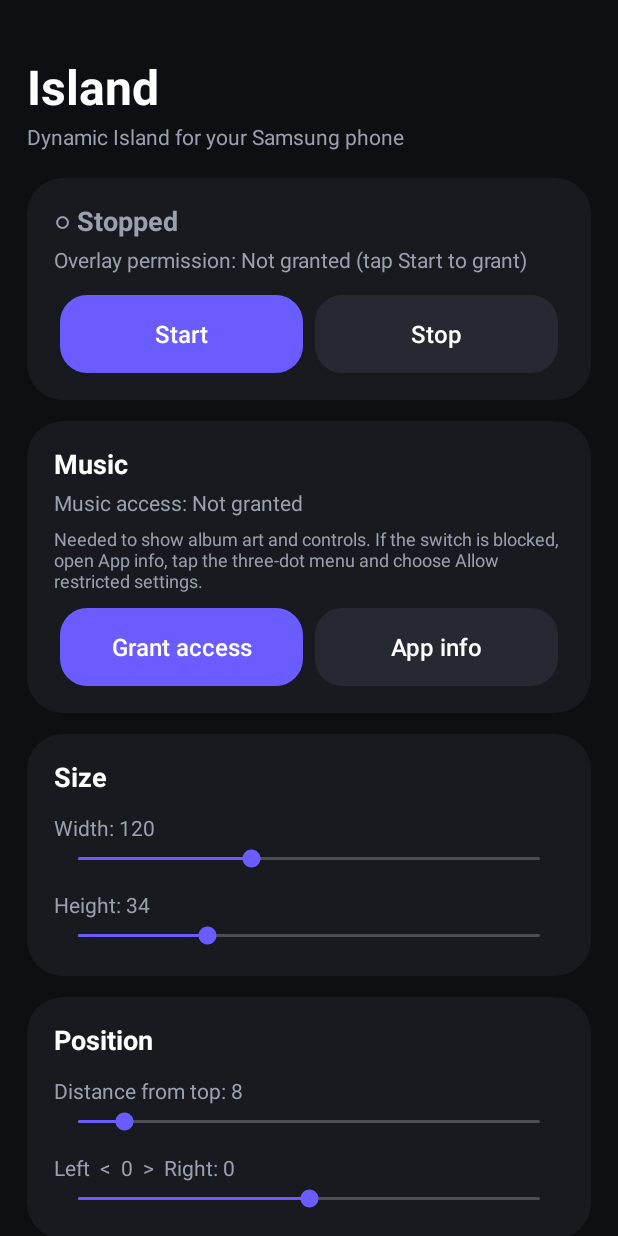
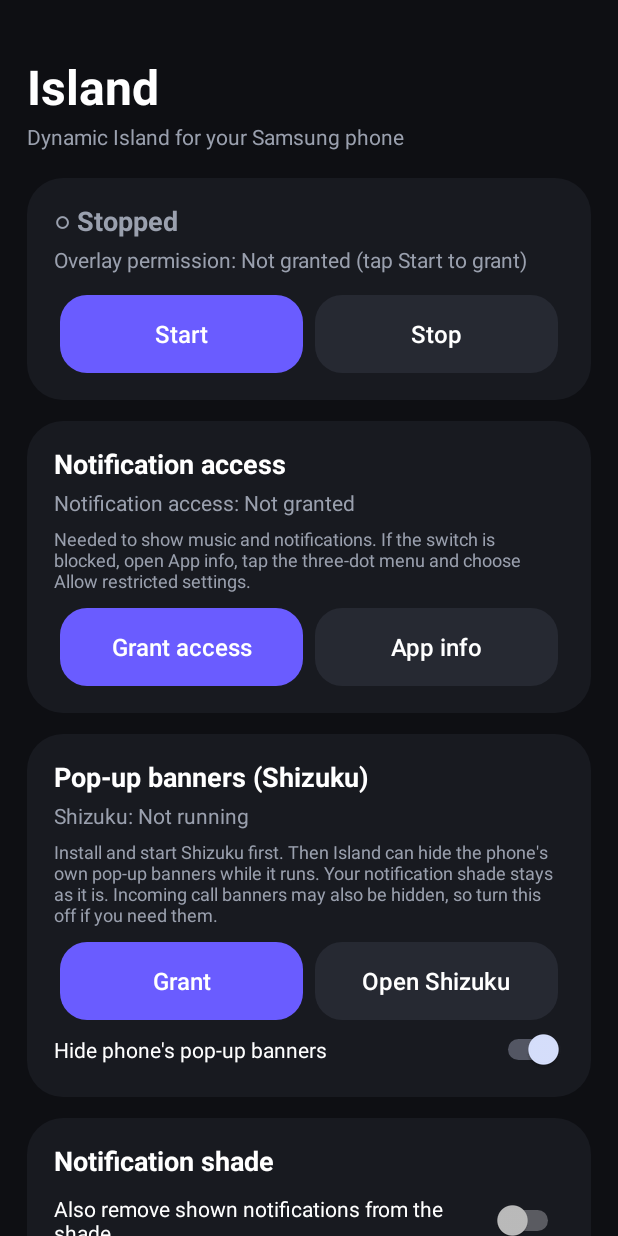
Before and after one commit to ahmedrafayet44-pixel/island-Pro, an Android app: the screen it shows after launch (MainActivity), on a phone screen of 412 x 824 dp. Run offline under Robolectric (Android 15) with nearby library versions, the phone set to English and light mode, and no system bars; libraries missing offline, so code that uses them is left out: rikka.shizuku; 1 statement that could not run was skipped.

Commit message:
Update MainActivity.kt

```diff
--- a/app/src/main/java/com/example/islandpro/MainActivity.kt
+++ b/app/src/main/java/com/example/islandpro/MainActivity.kt
@@ -17,7 +17,9 @@ import android.widget.Button
 import android.widget.LinearLayout
 import android.widget.ScrollView
 import android.widget.SeekBar
+import android.widget.Switch
 import android.widget.TextView
+import android.widget.Toast
 
 class MainActivity : Activity() {
 
@@ -32,6 +34,7 @@ class MainActivity : Activity() {
     private lateinit var statusText: TextView
     private lateinit var permText: TextView
     private lateinit var musicStatus: TextView
+    private lateinit var shizukuStatus: TextView
 
     private fun dp(v: Int) = (v * resources.displayMetrics.density).toInt()
 
@@ -70,23 +73,23 @@ class MainActivity : Activity() {
         statusCard.addView(row)
         root.addView(statusCard)
 
-        // Music card
-        val musicCard = card()
-        musicCard.addView(label("Music", 18f, textMain, true))
+        // Notification access card
+        val accessCard = card()
+        accessCard.addView(label("Notification access", 18f, textMain, true))
         musicStatus = label("", 14f, textDim, false).apply { setPadding(0, dp(4), 0, 0) }
-        musicCard.addView(musicStatus)
-        musicCard.addView(
+        accessCard.addView(musicStatus)
+        accessCard.addView(
             label(
-                "Needed to show album art and controls. If the switch is blocked, " +
+                "Needed to show music and notifications. If the switch is blocked, " +
                     "open App info, tap the three-dot menu and choose Allow restricted settings.",
                 12f, textDim, false
             ).apply { setPadding(0, dp(6), 0, dp(10)) }
         )
-        val musicRow = LinearLayout(this).apply { orientation = LinearLayout.HORIZONTAL }
-        musicRow.addView(actionButton("Grant access", true) {
+        val accessRow = LinearLayout(this).apply { orientation = LinearLayout.HORIZONTAL }
+        accessRow.addView(actionButton("Grant access", true) {
             startActivity(Intent(Settings.ACTION_NOTIFICATION_LISTENER_SETTINGS))
         }, buttonParams())
-        musicRow.addView(actionButton("App info", false) {
+        accessRow.addView(actionButton("App info", false) {
             startActivity(
                 Intent(
                     Settings.ACTION_APPLICATION_DETAILS_SETTINGS,
@@ -94,8 +97,61 @@ class MainActivity : Activity() {
                 )
             )
         }, buttonParams())
-        musicCard.addView(musicRow)
-        root.addView(musicCard)
+        accessCard.addView(accessRow)
+        root.addView(accessCard)
+
+        // Shizuku card
+        val shizukuCard = card()
+        shizukuCard.addView(label("Pop-up banners (Shizuku)", 18f, textMain, true))
+        shizukuStatus = label("", 14f, textDim, false).apply { setPadding(0, dp(4), 0, 0) }
+        shizukuCard.addView(shizukuStatus)
+        shizukuCard.addView(
+            label(
+                "Install and start Shizuku first. Then Island can hide the phone's own " +
+                    "pop-up banners while it runs. Your notification shade stays as it is. " +
+                    "Incoming call banners may also be hidden, so turn this off if you need them.",
+                12f, textDim, false
+            ).apply { setPadding(0, dp(6), 0, dp(10)) }
+        )
+        val shizukuRow = LinearLayout(this).apply { orientation = LinearLayout.HORIZONTAL }
+        shizukuRow.addView(actionButton("Grant", true) {
+            ShizukuHelper.requestPermission(100)
+            refreshLater()
+        }, buttonParams())
+        shizukuRow.addView(actionButton("Open Shizuku", false) {
+            val i = packageManager.getLaunchIntentForPackage("moe.shizuku.privileged.api")
+            if (i != null) {
+                startActivity(i)
+            } else {
+                Toast.makeText(this, "Shizuku app is not installed", Toast.LENGTH_SHORT).show()
+            }
+        }, buttonParams())
+        shizukuCard.addView(shizukuRow)
+        shizukuCard.addView(
+            makeSwitch("Hide phone's pop-up banners", "hide_popups", true) { checked ->
+                if (IslandService.running) {
+                    val ctx = applicationContext
+                    Thread { ShizukuHelper.setHeadsUp(ctx, !checked) }.start()
+                }
+            }
+        )
+        root.addView(shizukuCard)
+
+        // Shade card (fallback without Shizuku)
+        val shadeCard = card()
+        shadeCard.addView(label("Notification shade", 18f, textMain, true))
+        shadeCard.addView(
+            makeSwitch("Also remove shown notifications from the shade", "hide_sys", false)
+        )
+        shadeCard.addView(
+            label(
+                "Off keeps everything in the phone's shade as normal. Turn on only if " +
+                    "you do not use Shizuku and want no duplicate banners. Reply may not " +
+                    "work in some apps once a notification is removed.",
+                12f, textDim, false
+            ).apply { setPadding(0, dp(6), 0, 0) }
+        )
+        root.addView(shadeCard)
 
         // Size card
         val sizeCard = card()
@@ -146,6 +202,11 @@ class MainActivity : Activity() {
         if (IslandService.running && !IslandService.mediaReady && listenerEnabled()) {
             startForegroundService(Intent(this, IslandService::class.java))
         }
+        // If Island was killed while pop-ups were hidden, bring them back
+        if (!IslandService.running && prefs.getBoolean("headsup_off", false)) {
+            val ctx = applicationContext
+            Thread { ShizukuHelper.setHeadsUp(ctx, true) }.start()
+        }
     }
 
     private fun listenerEnabled(): Boolean {
@@ -168,14 +229,20 @@ class MainActivity : Activity() {
             "Overlay permission: Not granted (tap Start to grant)"
         }
         musicStatus.text = if (listenerEnabled()) {
-            "Music access: Granted"
+            "Notification access: Granted"
         } else {
-            "Music access: Not granted"
+            "Notification access: Not granted"
+        }
+        shizukuStatus.text = when {
+            !ShizukuHelper.isRunning() -> "Shizuku: Not running"
+            !ShizukuHelper.hasPermission() -> "Shizuku: Running, permission needed"
+            else -> "Shizuku: Ready"
         }
     }
 
     private fun refreshLater() {
-        statusText.postDelayed({ refresh() }, 500)
+        statusText.postDelayed({ refresh() }, 800)
+        statusText.postDelayed({ refresh() }, 2500)
     }
 
     private fun startIsland() {
@@ -244,6 +311,25 @@ class MainActivity : Activity() {
         }
     }
 
+    private fun makeSwitch(
+        text: String,
+        key: String,
+        def: Boolean,
+        onChange: (Boolean) -> Unit = {}
+    ): Switch {
+        return Switch(this).apply {
+            this.text = text
+            textSize = 14f
+            setTextColor(textMain)
+            isChecked = prefs.getBoolean(key, def)
+            setPadding(0, dp(10), 0, dp(4))
+            setOnCheckedChangeListener { _, checked ->
+                prefs.edit().putBoolean(key, checked).apply()
+                onChange(checked)
+            }
+        }
+    }
+
     private fun addSlider(
         parent: LinearLayout,
         title: String,
```
